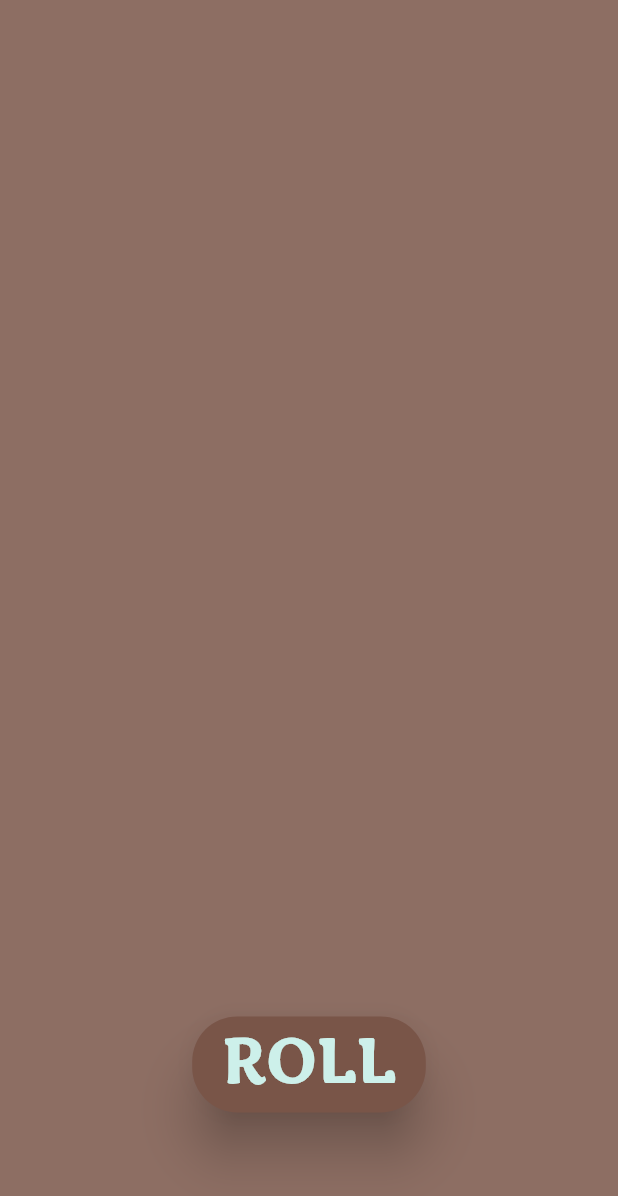
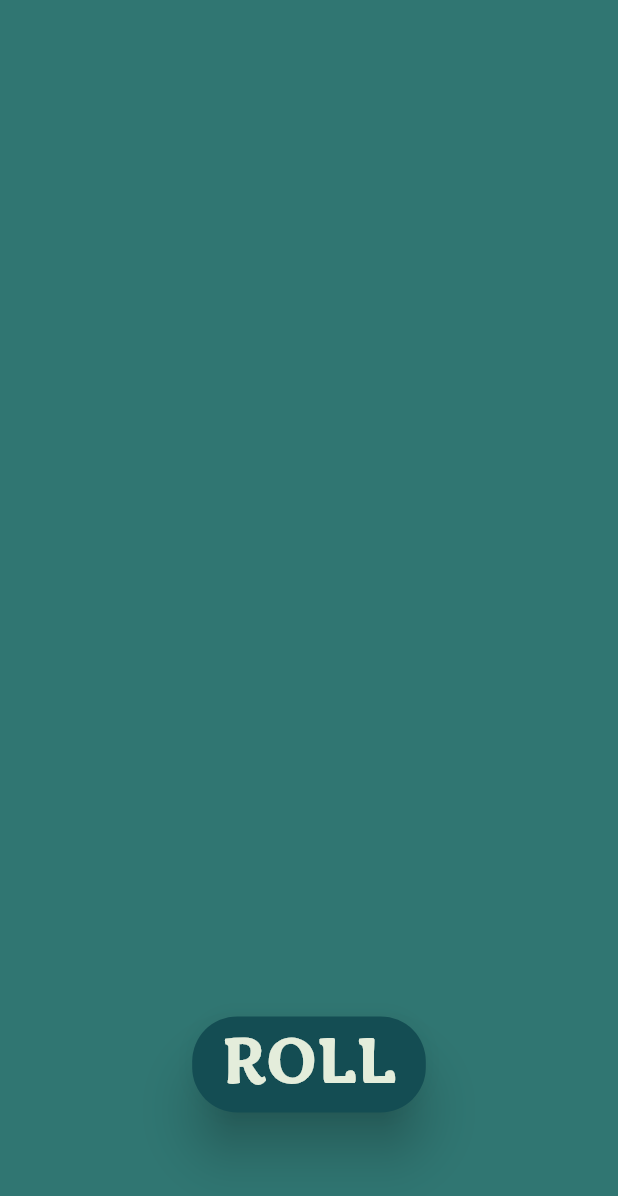
Before and after one commit to arrenaid/dice, a Flutter app: the screen it shows after launch, on a phone screen of 412 x 824 dp. Shown: the top 1196 px of the screen. Run offline on Flutter 3.47's test engine with Material 2 defaults, Android fonts, the phone set to English and light mode, and no system bars; our stand-ins replace bloc, equatable, flutter_bloc.

Commit message:
change colors and hide debug banner

```diff
--- a/lib/constants.dart
+++ b/lib/constants.dart
@@ -1,8 +1,23 @@
 import 'package:flutter/material.dart';
-const Color defPriClr = Color(0xFF8D6E63);//
-const Color defSecClr = Color(0xFFCDF0EA); // EEE3CB // CDF0EA
-//const Color defBtnClr = Color(0xFF3E2723);
-const Color defBtnClr = Colors.brown;
+// const Color defPriClr = Color(0xFF8D6E63);//
+// const Color defSecClr = Color(0xFFCDF0EA); // EEE3CB // CDF0EA
+// //const Color defBtnClr = Color(0xFF3E2723);
+// const Color defBtnClr = Colors.brown;
+// //blue
+// const Color defPriClr = Color(0xFF3F72AF);
+// const Color defSecClr = Color(0xFFDBE2EF);
+// const Color defBtnClr = Color(0xFF112D4E);
+// //blue
+// //pink-milk
+// const Color defPriClr = Color(0xFFEDEDED);
+// const Color defSecClr = Color(0xFFFF8787);
+// const Color defBtnClr = Color(0xFFD8D9CF);
+// //pink-milk
+//green
+const Color defPriClr = Color(0xFF307672);
+const Color defSecClr = Color(0xFFE4EDDB);
+const Color defBtnClr = Color(0xFF144D53);
+//
 const TextStyle defTs =  TextStyle(
     color: defSecClr,
     fontSize: 24,
@@ -11,5 +26,5 @@ const TextStyle defTs =  TextStyle(
     shadows: [Shadow(
       offset: Offset(10.0, 10.0),
       blurRadius: 8.0,
-      color: Colors.brown ),],
+      color: defBtnClr ),],
 );
--- a/lib/dice_screen.dart
+++ b/lib/dice_screen.dart
@@ -135,7 +135,7 @@ class _DiceScreenState extends State<DiceScreen> with SingleTickerProviderStateM
                           shape: RoundedRectangleBorder(
                             borderRadius: BorderRadius.circular(30.0),),
                           color: defBtnClr,
-                          splashColor: Colors.brown[900],
+                          splashColor: defPriClr,
                           elevation: 15,
                           enableFeedback: true,
                           textColor: Colors.white,
--- a/lib/main.dart
+++ b/lib/main.dart
@@ -16,6 +16,7 @@ class MyApp extends StatelessWidget {
       create: (context) => DiceCubit(),
       child: MaterialApp(
         title: 'Dice',
+        debugShowCheckedModeBanner: false,
         home: DiceScreen(),
       ),
     );
```
